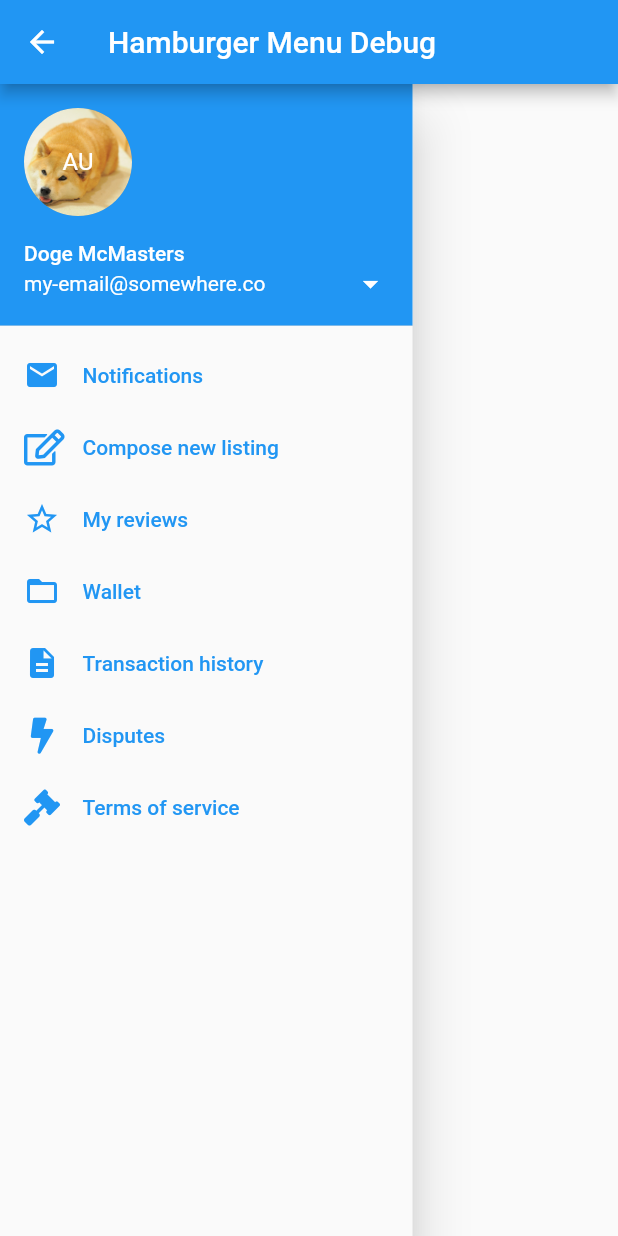
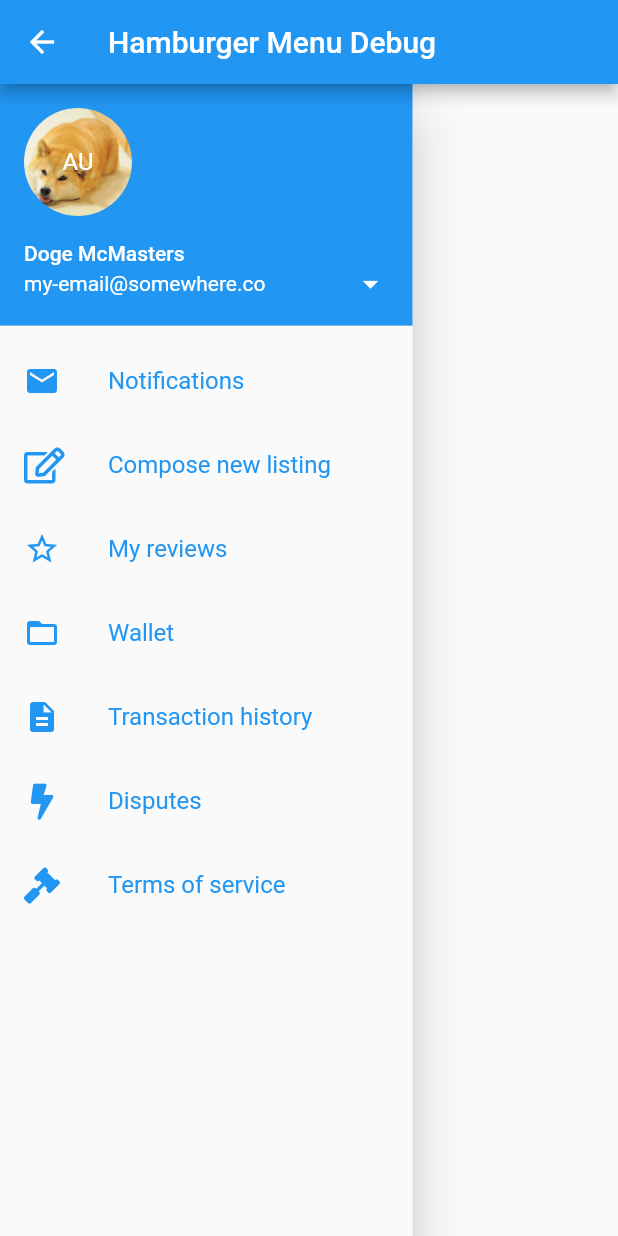
Before and after one commit to foxnewsnetwork/ixd-rental-market, a Flutter app: the DebugHamburger screen opened directly, on a phone screen of 412 x 824 dp. Run offline on Flutter 3.47's test engine with Material 2 defaults, Android fonts, the phone set to English and light mode, and no system bars; our stand-ins replace fluro, font_awesome_flutter; statements that could not run were skipped.

Commit message:
switched over to using list-tile, however, I am now confused regarding how to handle notifications in the drawer

```diff
--- a/lib/routes/listing/detail.dart
+++ b/lib/routes/listing/detail.dart
@@ -46,7 +46,7 @@ class _ListingDetailRouteState extends State<ListingDetailRoute> {
         title: new Text(widget.title),
         actions: <Widget>[
           new IconButton(
-            icon: new Icon(Icons.menu),
+            icon: new Icon(Icons.more_vert),
             tooltip: 'Side menu',
             onPressed: () {},
           )
--- a/lib/widgets/hamburger-menu/link.dart
+++ b/lib/widgets/hamburger-menu/link.dart
@@ -17,28 +17,10 @@ class HamburgerMenuLink extends StatelessWidget {
 
   @override
   Widget build(BuildContext context) {
-    return new Container(
-      height: 48.0,
-      child: new FlatButton(
-        onPressed: onPressed,
-        color: Colors.transparent,
-        child: _buildCore(),
-      )
-    );
-  }
-
-  Widget _buildCore() {
-    return new Row(
-      mainAxisAlignment: MainAxisAlignment.spaceBetween,
-      children: <Widget>[
-        new Row(
-          children: <Widget>[
-            _buildIcon(),
-            _buildText(),
-          ],
-        ),
-        notification ?? new Container()
-      ],
+    return new ListTile(
+      leading: _buildIcon(),
+      title: _buildText(),
+      onTap: onPressed,
     );
   }
 
@@ -50,15 +32,11 @@ class HamburgerMenuLink extends StatelessWidget {
           color: Colors.blue
         )
       ),
-      margin: new EdgeInsets.only(left: 15.0),
     );
   }
 
   Widget _buildIcon() {
     return new Container(
-      margin: new EdgeInsets.symmetric(
-        vertical: 12.0
-      ),
       child: new Icon(
         icon,
         size: 24.0,
```
Also changed, not shown: 1 other file.
